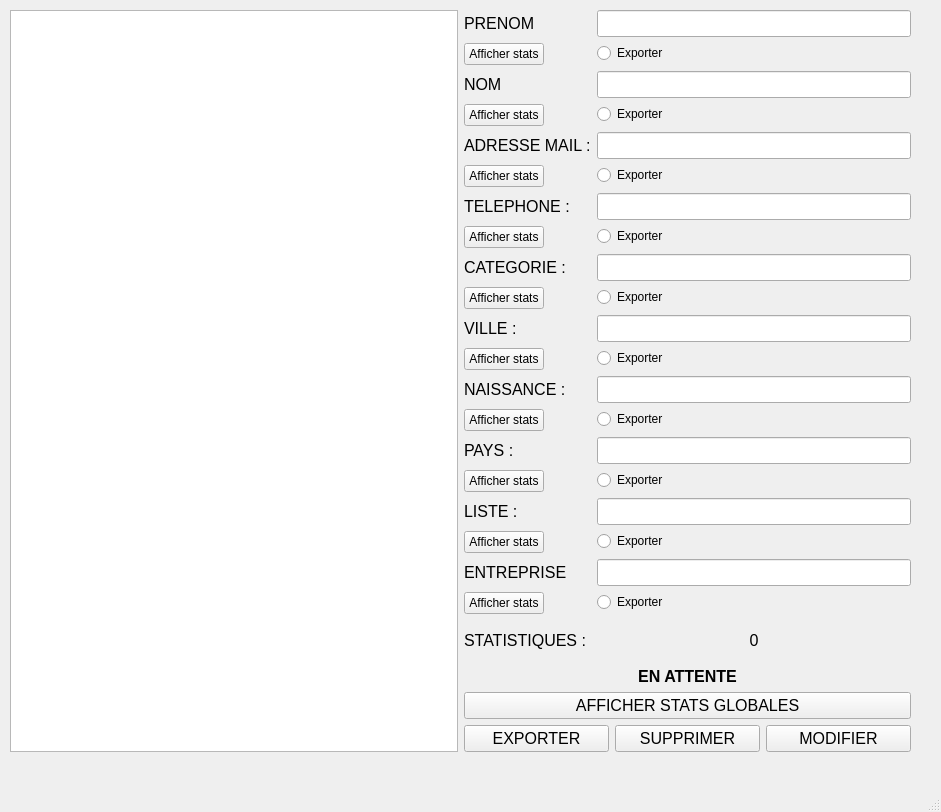
Above: GUI-contacts/mainwindow.ui from alexisbrouard/TP_contacts before the change. Below: the same form after it.
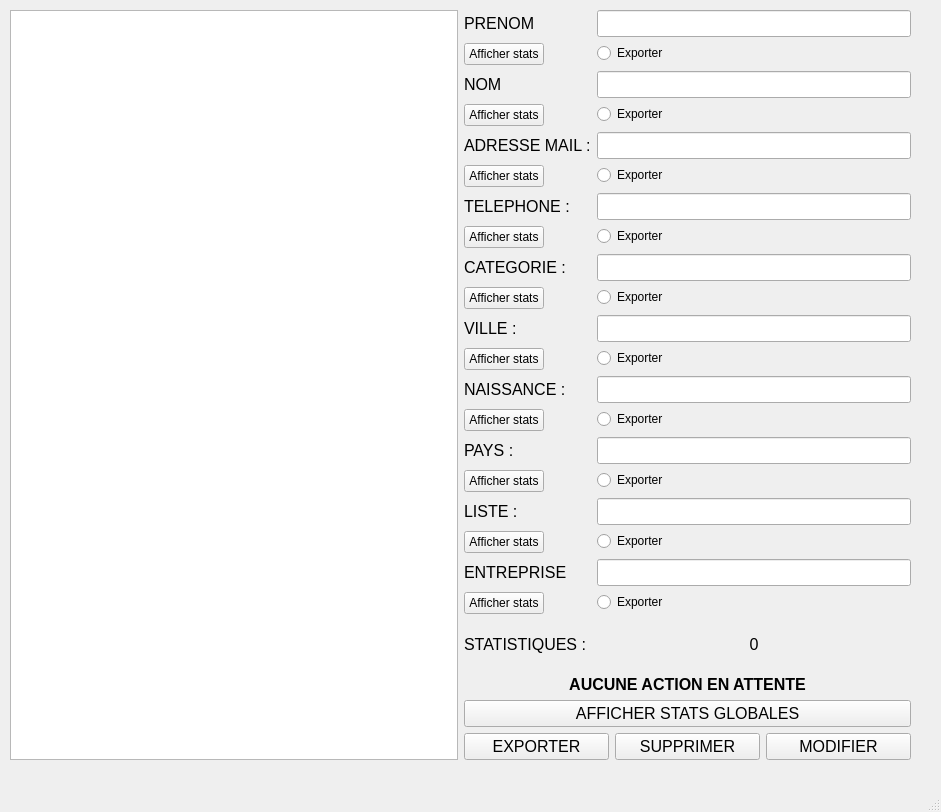
That is the form after the change.

```diff
--- a/GUI-contacts/mainwindow.ui
+++ b/GUI-contacts/mainwindow.ui
@@ -20,7 +20,7 @@
       <x>10</x>
       <y>10</y>
       <width>901</width>
-      <height>742</height>
+      <height>750</height>
      </rect>
     </property>
     <layout class="QHBoxLayout" name="horizontalLayout_3">
@@ -437,20 +437,7 @@
         </layout>
        </item>
        <item>
-        <spacer name="verticalSpacer">
-         <property name="orientation">
-          <enum>Qt::Vertical</enum>
-         </property>
-         <property name="sizeHint" stdset="0">
-          <size>
-           <width>20</width>
-           <height>40</height>
-          </size>
-         </property>
-        </spacer>
-       </item>
-       <item>
-        <widget class="QLabel" name="l_debug">
+        <widget class="QLabel" name="l_error">
          <property name="font">
           <font>
            <pointsize>12</pointsize>
@@ -459,26 +446,13 @@
           </font>
          </property>
          <property name="text">
-          <string>EN ATTENTE</string>
+          <string>AUCUNE ACTION EN ATTENTE</string>
          </property>
          <property name="alignment">
           <set>Qt::AlignCenter</set>
          </property>
         </widget>
        </item>
-       <item>
-        <spacer name="verticalSpacer_4">
-         <property name="orientation">
-          <enum>Qt::Vertical</enum>
-         </property>
-         <property name="sizeHint" stdset="0">
-          <size>
-           <width>20</width>
-           <height>40</height>
-          </size>
-         </property>
-        </spacer>
-       </item>
        <item>
         <widget class="QPushButton" name="but_globalstats">
          <property name="font">
```
